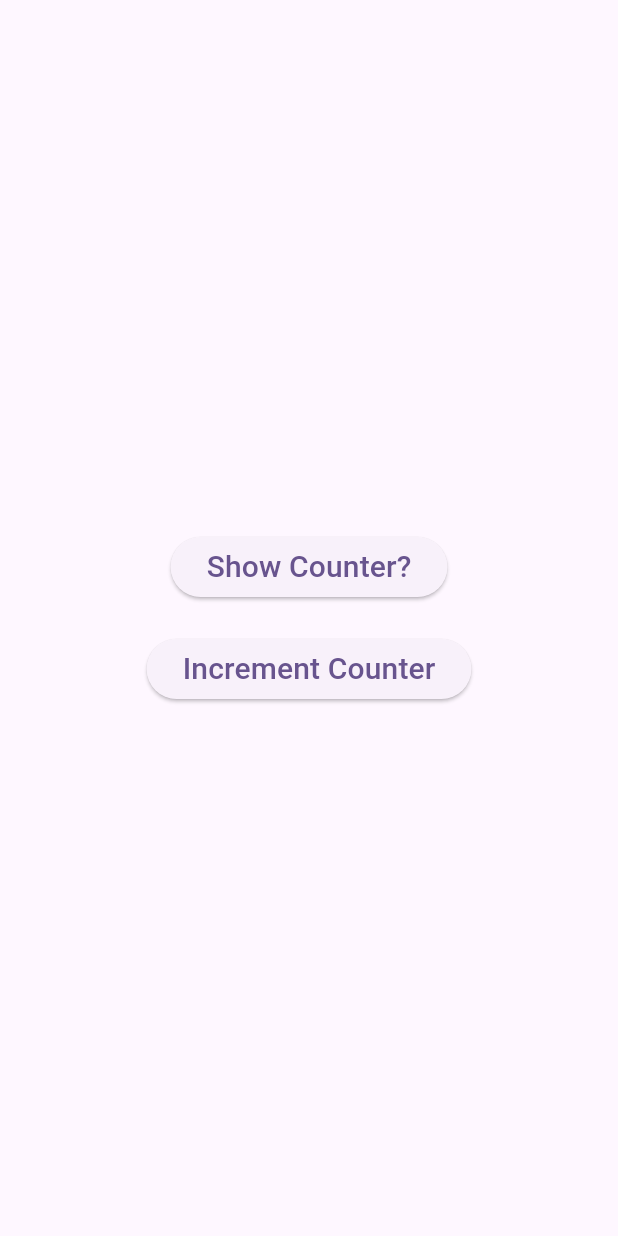
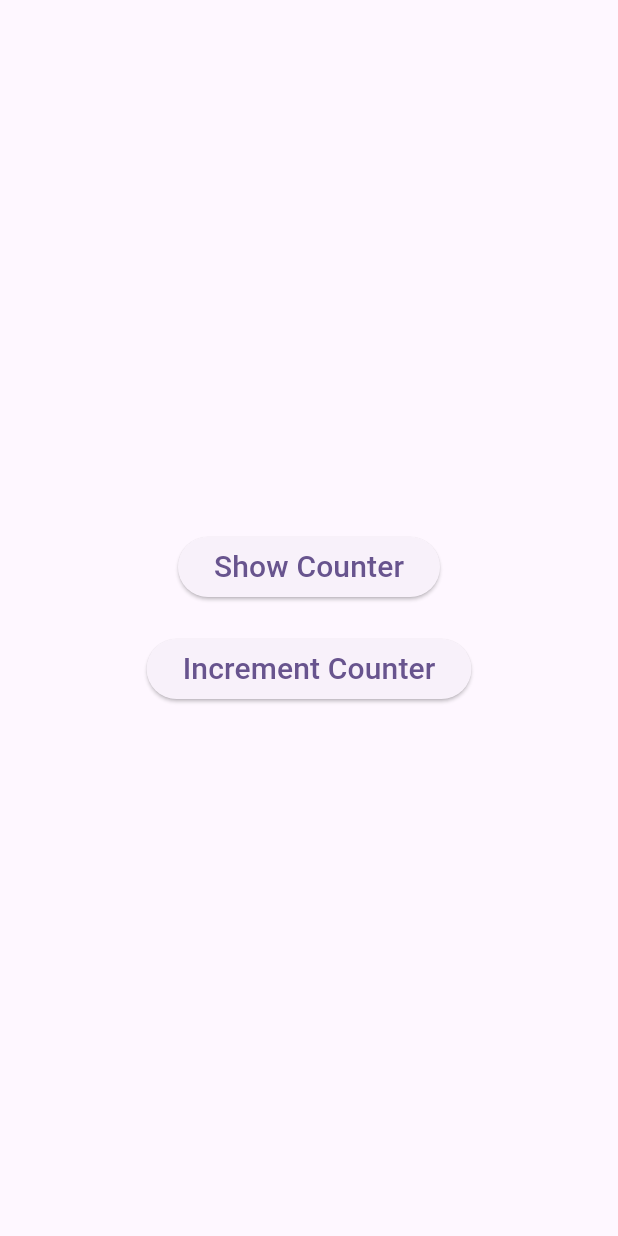
Before and after one commit to DONGL3XD/Learn_Flutter, a Flutter app: the screen it shows after launch, on a phone screen of 412 x 824 dp. Run offline on Flutter 3.47's test engine with Material 3 defaults, Android fonts, the phone set to English and light mode, and no system bars.

Commit message:
24.04.26 ~Chapter 20

```diff
--- a/lib/main.dart
+++ b/lib/main.dart
@@ -2,8 +2,6 @@
 //       "source.fixAll": true
 //     },
 //     "dart.previewFlutterUiGuides": true,
-
-import 'dart:nativewrappers/_internal/vm/lib/ffi_patch.dart';
 
 import 'package:flutter/material.dart';
 import 'package:myapp/ShowCounter.dart';
@@ -11,11 +9,18 @@ import 'package:myapp/counter.dart';
 import 'package:provider/provider.dart';
 
 void main() {
-  runApp(const MyApp());
+  runApp(MyApp());
 }
 
-class MyApp extends StatelessWidget {
-  const MyApp({super.key});
+class MyApp extends StatefulWidget {
+  MyApp({super.key});
+
+  @override
+  State<MyApp> createState() => _MyAppState();
+}
+
+class _MyAppState extends State<MyApp> {
+  final Counter _counter = Counter();
 
   // This widget is the root of your application.
   @override
@@ -26,11 +31,26 @@ class MyApp extends StatelessWidget {
         colorScheme: ColorScheme.fromSeed(seedColor: Colors.deepPurple),
         useMaterial3: true,
       ),
-      home: ChangeNotifierProvider(
-        create: (context) => Counter(),
-        child: MyHomePage(),
-      ),
+      routes: {
+        '/':
+            (context) => ChangeNotifierProvider.value(
+              value: _counter,
+              child: MyHomePage(),
+            ),
+        '/counter':
+            (context) => ChangeNotifierProvider.value(
+              value: _counter,
+              child: ShowCounter(),
+            ),
+      },
     );
+  }
+
+  @override
+  void dispose() {
+    // TODO: implement dispose
+    _counter.dispose();
+    super.dispose();
   }
 }
 
@@ -46,19 +66,9 @@ class MyHomePage extends StatelessWidget {
 
           children: [
             ElevatedButton(
-              child: Text('Show Counter?', style: TextStyle(fontSize: 20)),
+              child: Text('Show Counter', style: TextStyle(fontSize: 20)),
               onPressed: () {
-                Navigator.push(
-                  context,
-                  MaterialPageRoute(
-                    builder: (_) {
-                      return ChangeNotifierProvider.value(
-                        value: context.read<Counter>(),
-                        child: ShowCounter(),
-                      );
-                    },
-                  ),
-                );
+                Navigator.pushNamed(context, '/counter');
               },
             ),
             SizedBox(height: 20),
```
